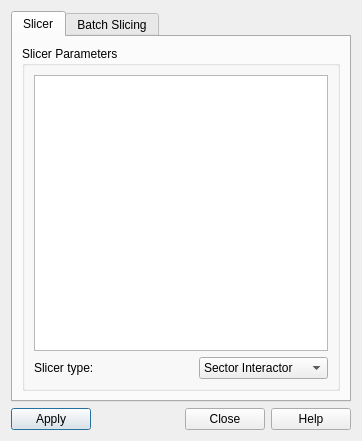
First picture: the form in src/sas/qtgui/Plotting/UI/SlicerParametersUI.ui, repository SasView/sasview, before the edit.
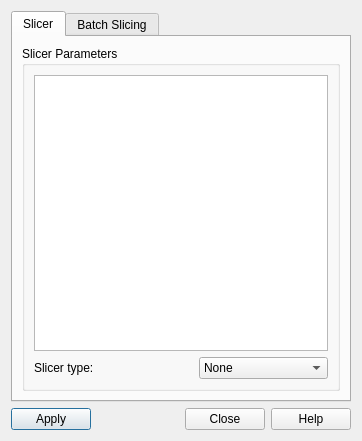
Second picture: the form after the edit. Icons and pictures are not drawn.

Commit message: Edit slicers available is now always available and can remove active slicers. Removing/adding new plots works now.

```diff
--- a/src/sas/qtgui/Plotting/UI/SlicerParametersUI.ui
+++ b/src/sas/qtgui/Plotting/UI/SlicerParametersUI.ui
@@ -120,6 +120,11 @@
                 <verstretch>0</verstretch>
                </sizepolicy>
               </property>
+				 <item>
+					 <property name="text">
+						 <string>None</string>
+					 </property>
+				 </item>
               <item>
                <property name="text">
                 <string>Sector Interactor</string>
```
Lines whose indentation alone changed are shown as unchanged. The commit also changes 2 other files.
